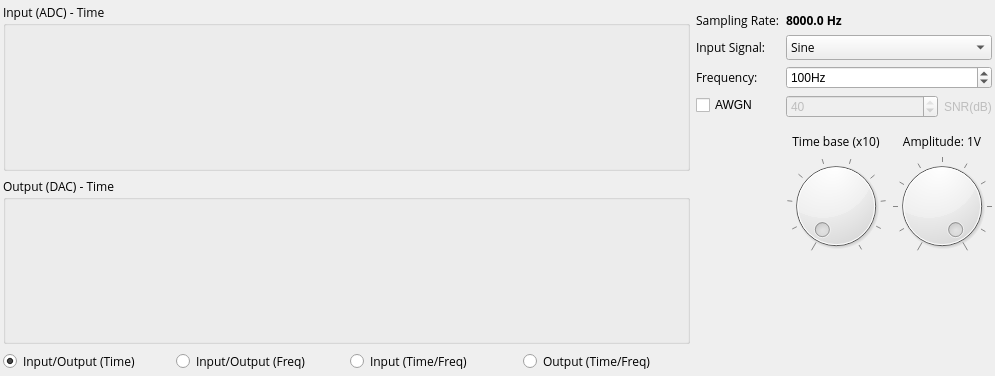
First picture: the form in sdcore/sdcore.ui, repository lmcapacho/SimDSP, before the edit.
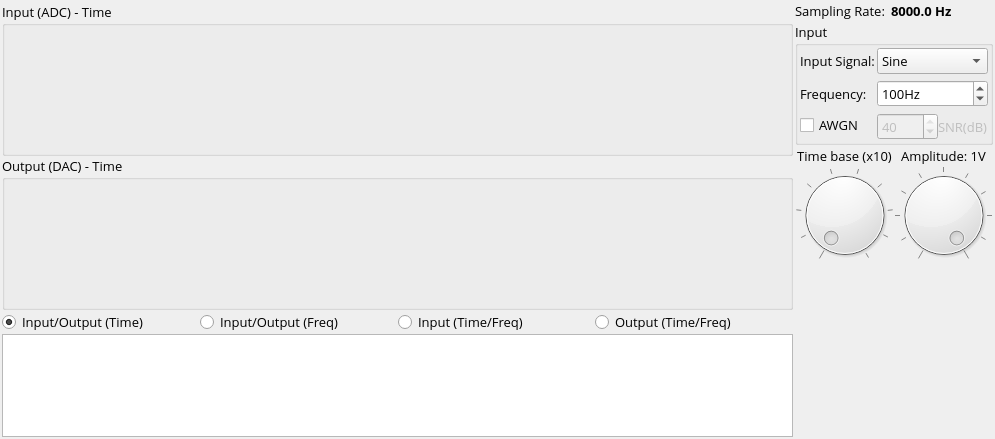
Second picture: the form after the edit. Custom widgets are drawn as their Qt base class.

```diff
--- a/sdcore/sdcore.ui
+++ b/sdcore/sdcore.ui
@@ -7,35 +7,47 @@
     <x>0</x>
     <y>0</y>
     <width>995</width>
-    <height>376</height>
+    <height>439</height>
    </rect>
   </property>
   <property name="windowTitle">
    <string>SimDSP Run</string>
   </property>
-  <layout class="QGridLayout" name="gridLayout_2" columnstretch="4,0">
+  <layout class="QGridLayout" name="gridLayout_2" columnstretch="4,1">
    <property name="leftMargin">
-    <number>3</number>
+    <number>2</number>
    </property>
    <property name="topMargin">
-    <number>3</number>
+    <number>2</number>
    </property>
    <property name="rightMargin">
-    <number>3</number>
+    <number>2</number>
    </property>
    <property name="bottomMargin">
-    <number>3</number>
+    <number>2</number>
    </property>
-   <property name="horizontalSpacing">
-    <number>6</number>
+   <property name="spacing">
+    <number>2</number>
    </property>
    <item row="0" column="0">
+    <layout class="QVBoxLayout" name="outputLayout" stretch="3,0,1">
+     <property name="spacing">
+      <number>0</number>
+     </property>
+     <property name="topMargin">
+      <number>0</number>
+     </property>
+     <property name="bottomMargin">
+      <number>0</number>
+     </property>
+     <item>
     <layout class="QVBoxLayout" name="plotLayout" stretch="0,0">
      <item>
       <widget class="QGroupBox" name="inputBox">
        <property name="font">
         <font>
          <family>Open Sans</family>
+           <pointsize>10</pointsize>
         </font>
        </property>
        <property name="title">
@@ -68,6 +80,7 @@
        <property name="font">
         <font>
          <family>Open Sans</family>
+           <pointsize>10</pointsize>
         </font>
        </property>
        <property name="title">
@@ -94,36 +107,102 @@
      </item>
     </layout>
    </item>
+     <item>
+      <layout class="QHBoxLayout" name="horizontalLayout">
+       <item>
+        <widget class="QRadioButton" name="inOutTime">
+         <property name="font">
+          <font>
+           <family>Open Sans</family>
+           <pointsize>10</pointsize>
+          </font>
+         </property>
+         <property name="text">
+          <string>Input/Output (Time)</string>
+         </property>
+         <property name="checked">
+          <bool>true</bool>
+         </property>
+         <attribute name="buttonGroup">
+          <string notr="true">timeFreqGroup</string>
+         </attribute>
+        </widget>
+       </item>
+       <item>
+        <widget class="QRadioButton" name="inOutFreq">
+         <property name="font">
+          <font>
+           <family>Open Sans</family>
+           <pointsize>10</pointsize>
+          </font>
+         </property>
+         <property name="layoutDirection">
+          <enum>Qt::LeftToRight</enum>
+         </property>
+         <property name="text">
+          <string>Input/Output (Freq)</string>
+         </property>
+         <attribute name="buttonGroup">
+          <string notr="true">timeFreqGroup</string>
+         </attribute>
+        </widget>
+       </item>
+       <item>
+        <widget class="QRadioButton" name="inTimeFreq">
+         <property name="font">
+          <font>
+           <family>Open Sans</family>
+           <pointsize>10</pointsize>
+          </font>
+         </property>
+         <property name="text">
+          <string>Input (Time/Freq)</string>
+         </property>
+         <attribute name="buttonGroup">
+          <string notr="true">timeFreqGroup</string>
+         </attribute>
+        </widget>
+       </item>
+       <item>
+        <widget class="QRadioButton" name="outTimeFreq">
+         <property name="font">
+          <font>
+           <family>Open Sans</family>
+           <pointsize>10</pointsize>
+          </font>
+         </property>
+         <property name="text">
+          <string>Output (Time/Freq)</string>
+         </property>
+         <attribute name="buttonGroup">
+          <string notr="true">timeFreqGroup</string>
+         </attribute>
+        </widget>
+       </item>
+      </layout>
+     </item>
+     <item>
+      <widget class="QTextEdit" name="appOutput">
+       <property name="readOnly">
+        <bool>true</bool>
+       </property>
+      </widget>
+     </item>
+    </layout>
+   </item>
    <item row="0" column="1">
-    <layout class="QGridLayout" name="optionsLayout">
-     <property name="topMargin">
-      <number>9</number>
-     </property>
-     <item row="2" column="0">
-      <widget class="SDKeyboard" name="widgetKeyboard" native="true"/>
-     </item>
-     <item row="0" column="0">
+    <layout class="QVBoxLayout" name="optionsLayout" stretch="0,0,0,0,0">
+     <item>
       <layout class="QFormLayout" name="formLayout">
-       <property name="rowWrapPolicy">
-        <enum>QFormLayout::DontWrapRows</enum>
+       <property name="horizontalSpacing">
+        <number>6</number>
        </property>
-       <property name="leftMargin">
-        <number>0</number>
-       </property>
-       <property name="topMargin">
-        <number>0</number>
-       </property>
-       <property name="rightMargin">
-        <number>0</number>
-       </property>
-       <property name="bottomMargin">
-        <number>0</number>
-       </property>
-       <item row="1" column="0">
+       <item row="0" column="0">
         <widget class="QLabel" name="fsLabel">
          <property name="font">
           <font>
            <family>Open Sans</family>
+           <pointsize>10</pointsize>
           </font>
          </property>
          <property name="text">
@@ -131,11 +210,12 @@
          </property>
         </widget>
        </item>
-       <item row="1" column="1">
+       <item row="0" column="1">
         <widget class="QLabel" name="fsValue">
          <property name="font">
           <font>
            <family>Open Sans</family>
+           <pointsize>10</pointsize>
            <weight>75</weight>
            <bold>true</bold>
           </font>
@@ -145,11 +225,58 @@
          </property>
         </widget>
        </item>
-       <item row="2" column="0">
+      </layout>
+     </item>
+     <item>
+      <layout class="QFormLayout" name="ch0Layout">
+       <property name="horizontalSpacing">
+        <number>6</number>
+       </property>
+       <property name="verticalSpacing">
+        <number>6</number>
+       </property>
+       <property name="topMargin">
+        <number>0</number>
+       </property>
+       <property name="bottomMargin">
+        <number>0</number>
+       </property>
+       <item row="0" column="0" colspan="2">
+        <widget class="QGroupBox" name="groupBox">
+         <property name="font">
+          <font>
+           <family>Open Sans</family>
+           <pointsize>10</pointsize>
+          </font>
+         </property>
+         <property name="title">
+          <string>Input</string>
+         </property>
+         <layout class="QFormLayout" name="formLayout_2">
+          <property name="horizontalSpacing">
+           <number>2</number>
+          </property>
+          <property name="verticalSpacing">
+           <number>6</number>
+          </property>
+          <property name="leftMargin">
+           <number>2</number>
+          </property>
+          <property name="topMargin">
+           <number>2</number>
+          </property>
+          <property name="rightMargin">
+           <number>2</number>
+          </property>
+          <property name="bottomMargin">
+           <number>2</number>
+          </property>
+          <item row="0" column="0">
         <widget class="QLabel" name="inputLabel">
          <property name="font">
           <font>
            <family>Open Sans</family>
+              <pointsize>10</pointsize>
           </font>
          </property>
          <property name="text">
@@ -160,7 +287,7 @@
          </property>
         </widget>
        </item>
-       <item row="2" column="1">
+          <item row="0" column="1">
         <widget class="QComboBox" name="inputComboBox">
          <property name="enabled">
           <bool>true</bool>
@@ -168,6 +295,7 @@
          <property name="font">
           <font>
            <family>Open Sans</family>
+              <pointsize>10</pointsize>
           </font>
          </property>
          <property name="editable">
@@ -205,11 +333,12 @@
          </item>
         </widget>
        </item>
-       <item row="3" column="0">
+          <item row="1" column="0">
         <widget class="QLabel" name="frequencyLabel">
          <property name="font">
           <font>
            <family>Open Sans</family>
+              <pointsize>10</pointsize>
           </font>
          </property>
          <property name="text">
@@ -220,8 +349,14 @@
          </property>
         </widget>
        </item>
-       <item row="3" column="1">
+          <item row="1" column="1">
         <widget class="QSpinBox" name="frequencySpinBox">
+            <property name="font">
+             <font>
+              <family>Open Sans</family>
+              <pointsize>10</pointsize>
+             </font>
+            </property>
          <property name="suffix">
           <string>Hz</string>
          </property>
@@ -239,8 +374,14 @@
          </property>
         </widget>
        </item>
-       <item row="4" column="0">
+          <item row="2" column="0">
         <widget class="QCheckBox" name="awgnCheckBox">
+            <property name="font">
+             <font>
+              <family>Open Sans</family>
+              <pointsize>10</pointsize>
+             </font>
+            </property>
          <property name="layoutDirection">
           <enum>Qt::LeftToRight</enum>
          </property>
@@ -252,26 +393,55 @@
          </property>
         </widget>
        </item>
-       <item row="6" column="1">
+          <item row="2" column="1">
+           <layout class="QGridLayout" name="snrLayout" columnstretch="3,0">
+            <property name="topMargin">
+             <number>0</number>
+            </property>
+            <item row="0" column="0">
+             <widget class="QSpinBox" name="snrSpinBox">
+              <property name="enabled">
+               <bool>false</bool>
+              </property>
+              <property name="maximum">
+               <number>40</number>
+              </property>
+              <property name="value">
+               <number>40</number>
+              </property>
+             </widget>
+            </item>
+            <item row="0" column="1">
+             <widget class="QLabel" name="snrLabel">
+              <property name="enabled">
+               <bool>false</bool>
+              </property>
+              <property name="font">
+               <font>
+                <family>Open Sans</family>
+                <pointsize>10</pointsize>
+               </font>
+              </property>
+              <property name="text">
+               <string>SNR(dB)</string>
+              </property>
+             </widget>
+            </item>
+           </layout>
+          </item>
+         </layout>
+        </widget>
+       </item>
+      </layout>
+     </item>
+     <item>
         <layout class="QGridLayout" name="gridLayout">
          <property name="topMargin">
-          <number>9</number>
-         </property>
-         <item row="0" column="1">
-          <widget class="QLabel" name="amplitudeLabel">
-           <property name="font">
-            <font>
-             <family>Open Sans</family>
-            </font>
-           </property>
-           <property name="text">
-            <string>Amplitude: 1V</string>
-           </property>
-           <property name="alignment">
-            <set>Qt::AlignCenter</set>
-           </property>
-          </widget>
-         </item>
+        <number>0</number>
+       </property>
+       <property name="spacing">
+        <number>0</number>
+       </property>
          <item row="1" column="1">
           <widget class="QDial" name="amplitudeDial">
            <property name="cursor">
@@ -299,6 +469,7 @@
            <property name="font">
             <font>
              <family>Open Sans</family>
+           <pointsize>10</pointsize>
              <weight>50</weight>
              <bold>false</bold>
             </font>
@@ -372,121 +543,41 @@
            </property>
           </widget>
          </item>
-        </layout>
-       </item>
-       <item row="4" column="1">
-        <layout class="QGridLayout" name="snrLayout" columnstretch="3,0">
-         <item row="0" column="0">
-          <widget class="QSpinBox" name="snrSpinBox">
-           <property name="enabled">
-            <bool>false</bool>
-           </property>
-           <property name="maximum">
-            <number>40</number>
-           </property>
-           <property name="value">
-            <number>40</number>
-           </property>
-          </widget>
-         </item>
          <item row="0" column="1">
-          <widget class="QLabel" name="snrLabel">
-           <property name="enabled">
-            <bool>false</bool>
-           </property>
-           <property name="text">
-            <string>SNR(dB)</string>
-           </property>
-          </widget>
-         </item>
-        </layout>
-       </item>
-      </layout>
-     </item>
-    </layout>
-   </item>
-   <item row="1" column="0">
-    <layout class="QHBoxLayout" name="horizontalLayout">
-     <item>
-      <widget class="QRadioButton" name="inOutTime">
+        <widget class="QLabel" name="amplitudeLabel">
        <property name="font">
         <font>
          <family>Open Sans</family>
+           <pointsize>10</pointsize>
         </font>
        </property>
        <property name="text">
-        <string>Input/Output (Time)</string>
-       </property>
-       <property name="checked">
-        <bool>true</bool>
-       </property>
-       <attribute name="buttonGroup">
-        <string notr="true">timeFreqGroup</string>
-       </attribute>
-      </widget>
-     </item>
-     <item>
-      <widget class="QRadioButton" name="inOutFreq">
-       <property name="font">
-        <font>
-         <family>Open Sans</family>
-        </font>
-       </property>
-       <property name="layoutDirection">
-        <enum>Qt::LeftToRight</enum>
-       </property>
-       <property name="text">
-        <string>Input/Output (Freq)</string>
-       </property>
-       <attribute name="buttonGroup">
-        <string notr="true">timeFreqGroup</string>
-       </attribute>
-      </widget>
+          <string>Amplitude: 1V</string>
+         </property>
+         <property name="alignment">
+          <set>Qt::AlignCenter</set>
+         </property>
+        </widget>
+       </item>
+      </layout>
      </item>
      <item>
-      <widget class="QRadioButton" name="inTimeFreq">
-       <property name="font">
-        <font>
-         <family>Open Sans</family>
-        </font>
-       </property>
-       <property name="text">
-        <string>Input (Time/Freq)</string>
-       </property>
-       <attribute name="buttonGroup">
-        <string notr="true">timeFreqGroup</string>
-       </attribute>
-      </widget>
+      <widget class="SDKeyboard" name="widgetKeyboard" native="true"/>
      </item>
      <item>
-      <widget class="QRadioButton" name="outTimeFreq">
-       <property name="font">
-        <font>
-         <family>Open Sans</family>
-        </font>
-       </property>
-       <property name="text">
-        <string>Output (Time/Freq)</string>
-       </property>
-       <attribute name="buttonGroup">
-        <string notr="true">timeFreqGroup</string>
-       </attribute>
-      </widget>
-     </item>
-    </layout>
-   </item>
-   <item row="1" column="1">
-    <spacer name="horizontalSpacer">
+      <spacer name="verticalSpacer">
      <property name="orientation">
-      <enum>Qt::Horizontal</enum>
+        <enum>Qt::Vertical</enum>
      </property>
      <property name="sizeHint" stdset="0">
       <size>
-       <width>40</width>
-       <height>20</height>
+         <width>20</width>
+         <height>40</height>
       </size>
      </property>
     </spacer>
+     </item>
+    </layout>
    </item>
   </layout>
  </widget>
```
Lines whose indentation alone changed are shown as unchanged.
